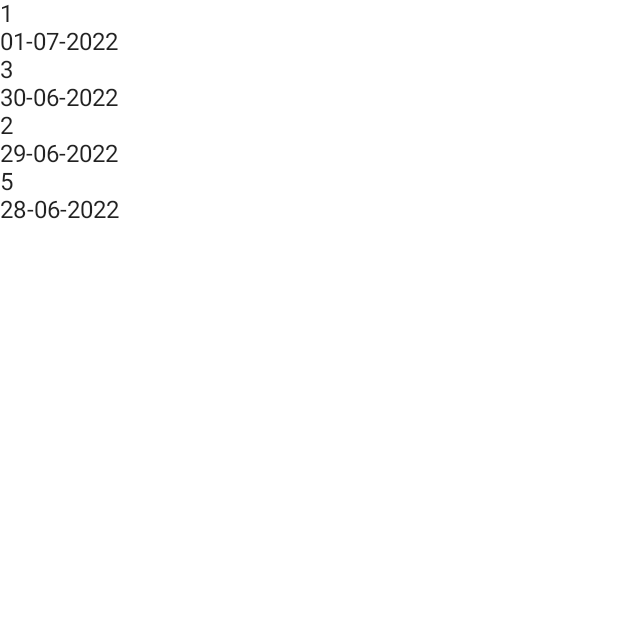
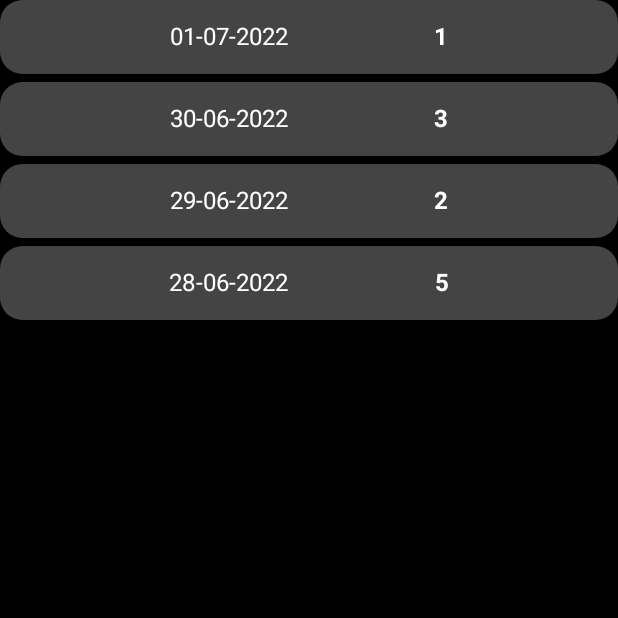
Before and after one commit to zbdd/moodtracker.v2, an Android app built with Jetpack Compose: the screen it shows after launch (MainActivity), on a phone screen of 412 x 824 dp, the top half of it. Run offline under Robolectric (Android 15) with nearby library versions, the phone set to English and light mode, and no system bars; our stand-ins replace Dagger/Hilt's generated code.

Commit message:
Prettying up of the UI

```diff
--- a/app/src/main/java/com/example/youmood/AppModule.kt
+++ b/app/src/main/java/com/example/youmood/AppModule.kt
@@ -1,7 +1,6 @@
 package com.example.youmood
 
 import com.example.youmood.model.IMoodRepository
-import com.example.youmood.model.Mood
 import com.example.youmood.model.MoodRepository
 import com.example.youmood.presentation.IMainViewModel
 import com.example.youmood.presentation.MainViewModel
--- a/app/src/main/java/com/example/youmood/view/MainActivity.kt
+++ b/app/src/main/java/com/example/youmood/view/MainActivity.kt
@@ -3,12 +3,19 @@ package com.example.youmood.view
 import android.os.Bundle
 import androidx.activity.ComponentActivity
 import androidx.activity.compose.setContent
-import androidx.compose.foundation.layout.fillMaxSize
+import androidx.compose.foundation.background
+import androidx.compose.foundation.layout.*
 import androidx.compose.foundation.lazy.LazyColumn
 import androidx.compose.foundation.lazy.items
+import androidx.compose.foundation.shape.RoundedCornerShape
 import androidx.compose.material.*
 import androidx.compose.runtime.Composable
+import androidx.compose.ui.Alignment
 import androidx.compose.ui.Modifier
+import androidx.compose.ui.graphics.Color
+import androidx.compose.ui.text.font.FontWeight
+import androidx.compose.ui.tooling.preview.Preview
+import androidx.compose.ui.unit.dp
 import com.example.youmood.model.Mood
 import com.example.youmood.presentation.IMainViewModel
 import com.example.youmood.view.theme.YouMoodTheme
@@ -35,6 +42,7 @@ class MainActivity @Inject constructor() : ComponentActivity(), IMainView {
      */
     override fun onCreate(savedInstanceState: Bundle?) {
         super.onCreate(savedInstanceState)
+
         setContent {
             YouMoodTheme {
                 // A surface container using the 'background' color from the theme
@@ -42,7 +50,8 @@ class MainActivity @Inject constructor() : ComponentActivity(), IMainView {
                     modifier = Modifier.fillMaxSize(),
                     color = MaterialTheme.colors.background
                 ) {
-                    displayList(viewModel.getMoodList())
+                    //displayList(viewModel.getMoodList())
+                    showList()
                 }
             }
         }
@@ -54,7 +63,10 @@ class MainActivity @Inject constructor() : ComponentActivity(), IMainView {
      */
     @Composable
     fun displayList(moodList: MutableList<Mood>) {
-        LazyColumn() {
+        LazyColumn(
+            modifier = Modifier.fillMaxWidth(),
+            verticalArrangement = Arrangement.spacedBy(5.dp)
+        ) {
             items(moodList) {
                 mood -> displayMoodRow(mood)
             }
@@ -68,7 +80,20 @@ class MainActivity @Inject constructor() : ComponentActivity(), IMainView {
     @Composable
     fun displayMoodRow(mood: Mood) {
         val formatter = DateTimeFormatter.ofPattern("dd-MM-yyyy", Locale.ENGLISH)
-        Text(text = mood.mood.toString())
-        Text(text = formatter.format(mood.dateTime))
+        Row (modifier = Modifier
+            .background(Color.DarkGray, shape = RoundedCornerShape(15.dp))
+            .fillMaxWidth()
+            .padding(all = 15.dp),
+        verticalAlignment = Alignment.CenterVertically,
+        horizontalArrangement = Arrangement.SpaceEvenly) {
+            Text(text = formatter.format(mood.dateTime), color = MaterialTheme.colors.primary)
+            Text(text = mood.mood.toString(), color = MaterialTheme.colors.primary, fontWeight = FontWeight.Bold)
+        }
+    }
+
+    @Preview
+    @Composable
+    fun showList() {
+        displayList(viewModel.getMoodList())
     }
 }
--- a/app/src/main/java/com/example/youmood/view/theme/Theme.kt
+++ b/app/src/main/java/com/example/youmood/view/theme/Theme.kt
@@ -5,11 +5,13 @@ import androidx.compose.material.MaterialTheme
 import androidx.compose.material.darkColors
 import androidx.compose.material.lightColors
 import androidx.compose.runtime.Composable
+import androidx.compose.ui.graphics.Color
 
 private val DarkColorPalette = darkColors(
-    primary = Purple200,
+    primary = Color.White,
     primaryVariant = Purple700,
-    secondary = Teal200
+    secondary = Teal200 ,
+    background = Color.Black,
 )
 
 private val LightColorPalette = lightColors(
@@ -29,7 +31,7 @@ private val LightColorPalette = lightColors(
 
 @Composable
 fun YouMoodTheme(darkTheme: Boolean = isSystemInDarkTheme(), content: @Composable () -> Unit) {
-    val colors = if (darkTheme) {
+    val colors = if (true) {
         DarkColorPalette
     } else {
         LightColorPalette
```
